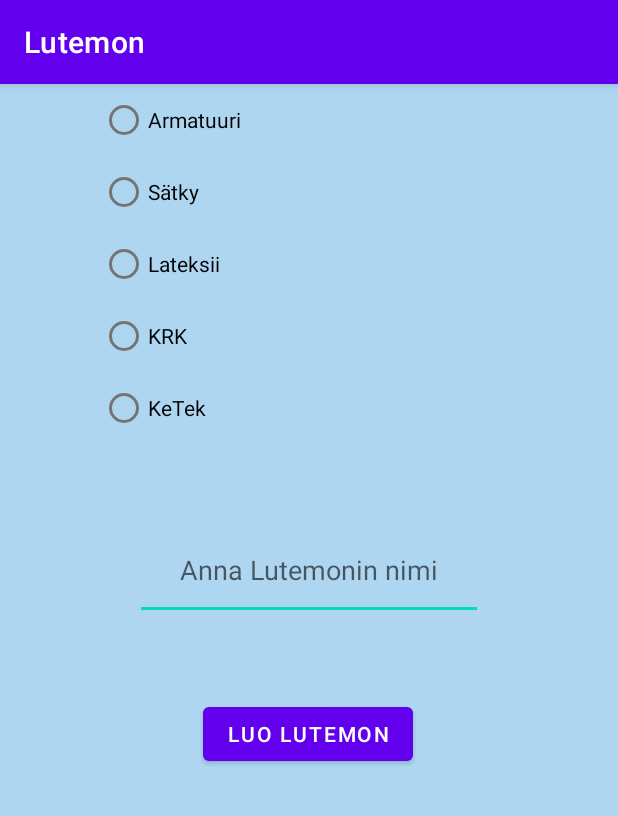
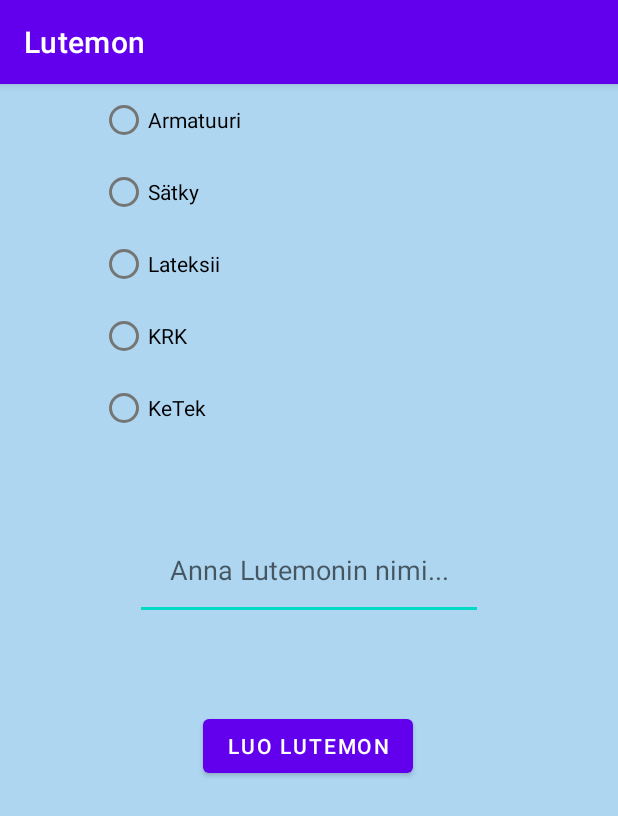
Before and after one commit to dtuukkanen/Lutemon, an Android app: the CreateLutemonActivity screen opened directly, with no data from a screen before it, on a phone screen of 412 x 824 dp. Shown: the top 816 px of the screen. Run offline under Robolectric (Android 15) with nearby library versions, the phone set to English and light mode, and no system bars.

```diff
--- a/app/src/main/res/layout/activity_create_lutemon.xml
+++ b/app/src/main/res/layout/activity_create_lutemon.xml
@@ -52,7 +52,7 @@
         android:layout_height="66dp"
         android:layout_marginTop="51dp"
         android:ems="10"
-        android:hint="Anna Lutemonin nimi"
+        android:hint="Anna Lutemonin nimi..."
         android:inputType="textPersonName"
         android:textAlignment="center"
         app:layout_constraintEnd_toEndOf="parent"
@@ -65,8 +65,10 @@
         android:layout_height="wrap_content"
         android:layout_marginTop="52dp"
         android:text="Luo Lutemon"
+        app:layout_constraintBottom_toBottomOf="parent"
         app:layout_constraintEnd_toEndOf="parent"
         app:layout_constraintHorizontal_bias="0.498"
         app:layout_constraintStart_toStartOf="parent"
-        app:layout_constraintTop_toBottomOf="@+id/editTextName" />
+        app:layout_constraintTop_toBottomOf="@+id/editTextName"
+        app:layout_constraintVertical_bias="0.025" />
 </androidx.constraintlayout.widget.ConstraintLayout>
```
Also changed, not shown: app/src/main/java/com/example/lutemon/MainActivity.java (+7 -0 lines).
